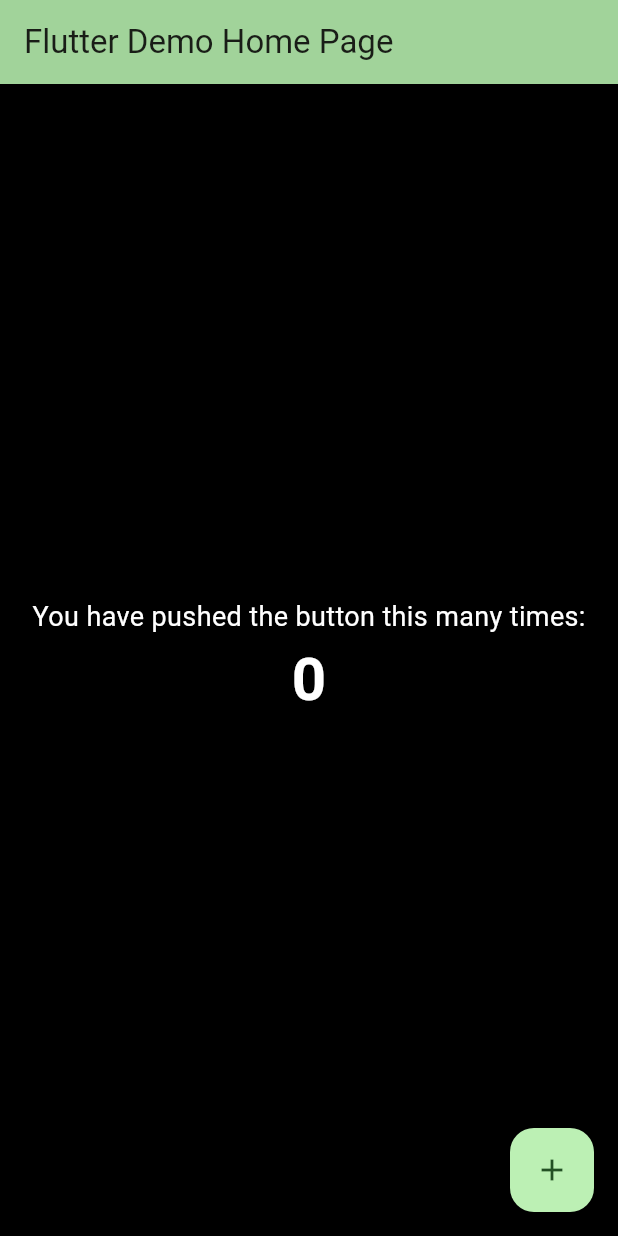
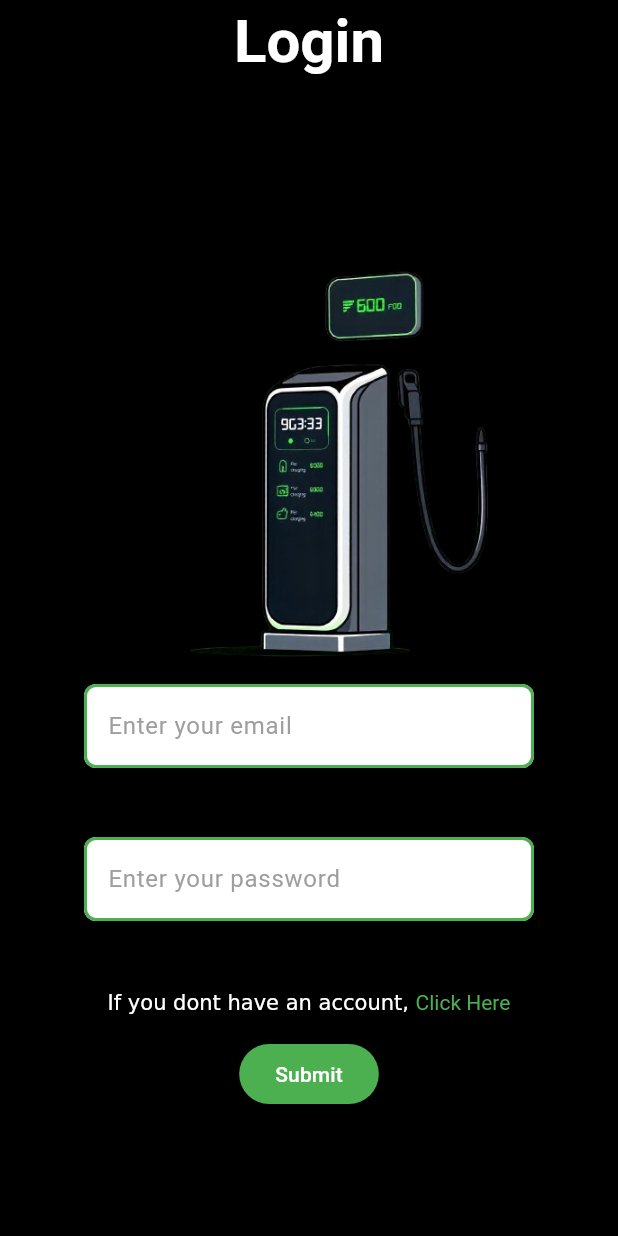
Before and after one commit to MikhilMC/ev_station_booking, a Flutter app: the screen it shows after launch, after a tap on the "arrow forward" icon, after a tap on "Skip", on a phone screen of 412 x 824 dp. Run offline on Flutter 3.47's test engine with Material 3 defaults, Android fonts, the phone set to English and light mode, and no system bars; our stand-ins replace introduction_screen.

Commit message:
setting up login and registration pages

```diff
--- a/lib/main.dart
+++ b/lib/main.dart
@@ -1,4 +1,4 @@
-import 'package:ev_station_booking/views/on_boarding_widget.dart';
+import 'package:ev_station_booking/widgets/on_boarding_widget.dart';
 import 'package:flutter/material.dart';
 // import 'package:flutter_native_splash/flutter_native_splash.dart';
 
--- /dev/null
+++ b/lib/views/login_screen.dart
@@ -0,0 +1,254 @@
+import 'package:ev_station_booking/views/register_screen.dart';
+import 'package:flutter/gestures.dart';
+import 'package:flutter/material.dart';
+
+class LoginScreen extends StatefulWidget {
+  const LoginScreen({super.key});
+
+  @override
+  State<LoginScreen> createState() => _LoginScreenState();
+}
+
+class _LoginScreenState extends State<LoginScreen> {
+  final GlobalKey<FormState> _formKey = GlobalKey<FormState>();
+
+  @override
+  Widget build(BuildContext context) {
+    return Scaffold(
+      backgroundColor: Colors.black,
+      appBar: AppBar(
+        title: const Text("Login"),
+        backgroundColor: Colors.black,
+        centerTitle: true,
+        titleTextStyle: const TextStyle(
+          color: Colors.white,
+          fontSize: 40,
+          fontWeight: FontWeight.bold,
+        ),
+      ),
+      body: LayoutBuilder(
+        builder: (context, constraints) {
+          if (constraints.maxWidth < 600) {
+            // Small screen: Display a column
+            return Center(
+              child: SingleChildScrollView(
+                child: SizedBox(
+                  height: 800,
+                  child: Column(
+                    mainAxisAlignment: MainAxisAlignment.center,
+                    children: [
+                      Container(
+                        width: 300,
+                        height: 300,
+                        decoration: const BoxDecoration(
+                          image: DecorationImage(
+                            image: AssetImage(
+                                "assets/images/login_screen_image.png"),
+                            fit: BoxFit.contain,
+                          ),
+                        ),
+                      ),
+                      // const Spacer(),
+                      SizedBox(
+                        height: 300,
+                        width: 300,
+                        child: Form(
+                          key: _formKey,
+                          child: Column(
+                            children: [
+                              TextFormField(
+                                decoration: const InputDecoration(
+                                  hintText: 'Enter your email',
+                                  filled: true, // Enable background color
+                                  fillColor:
+                                      Colors.white, // Set background color
+                                  hintStyle: TextStyle(
+                                    color: Colors.grey,
+                                  ), // Hint text color
+                                  enabledBorder: OutlineInputBorder(
+                                    // Border when not focused
+                                    borderSide: BorderSide(
+                                      color: Colors.green,
+                                      width: 2.0,
+                                    ),
+                                    borderRadius: BorderRadius.all(
+                                      Radius.circular(8.0),
+                                    ),
+                                  ),
+                                  focusedBorder: OutlineInputBorder(
+                                    // Border when focused
+                                    borderSide: BorderSide(
+                                      color: Colors.lightGreen,
+                                      width: 2.5,
+                                    ),
+                                    borderRadius: BorderRadius.all(
+                                      Radius.circular(8.0),
+                                    ),
+                                  ),
+                                  errorBorder: OutlineInputBorder(
+                                    // Border when validation fails
+                                    borderSide: BorderSide(
+                                      color: Colors.red,
+                                      width: 2.0,
+                                    ),
+                                    borderRadius: BorderRadius.all(
+                                      Radius.circular(8.0),
+                                    ),
+                                  ),
+                                  focusedErrorBorder: OutlineInputBorder(
+                                    // Border when focused and validation fails
+                                    borderSide: BorderSide(
+                                      color: Colors.redAccent,
+                                      width: 2.5,
+                                    ),
+                                    borderRadius: BorderRadius.all(
+                                      Radius.circular(8.0),
+                                    ),
+                                  ),
+                                ),
+                                style: const TextStyle(
+                                  color: Colors.black,
+                                ), // Input text color
+                                validator: (String? value) {
+                                  if (value == null || value.isEmpty) {
+                                    return 'Please enter some text';
+                                  }
+                                  return null;
+                                },
+                              ),
+                              const Spacer(),
+                              TextFormField(
+                                decoration: const InputDecoration(
+                                  hintText: 'Enter your password',
+                                  filled: true, // Enable background color
+                                  fillColor:
+                                      Colors.white, // Set background color
+                                  hintStyle: TextStyle(
+                                    color: Colors.grey,
+                                  ), // Hint text color
+                                  enabledBorder: OutlineInputBorder(
+                                    // Border when not focused
+                                    borderSide: BorderSide(
+                                      color: Colors.green,
+                                      width: 2.0,
+                                    ),
+                                    borderRadius: BorderRadius.all(
+                                      Radius.circular(8.0),
+                                    ),
+                                  ),
+                                  focusedBorder: OutlineInputBorder(
+                                    // Border when focused
+                                    borderSide: BorderSide(
+                                      color: Colors.lightGreen,
+                                      width: 2.5,
+                                    ),
+                                    borderRadius: BorderRadius.all(
+                                      Radius.circular(8.0),
+                                    ),
+                                  ),
+                                  errorBorder: OutlineInputBorder(
+                                    // Border when validation fails
+                                    borderSide: BorderSide(
+                                      color: Colors.red,
+                                      width: 2.0,
+                                    ),
+                                    borderRadius: BorderRadius.all(
+                                      Radius.circular(8.0),
+                                    ),
+                                  ),
+                                  focusedErrorBorder: OutlineInputBorder(
+                                    // Border when focused and validation fails
+                                    borderSide: BorderSide(
+                                      color: Colors.redAccent,
+                                      width: 2.5,
+                                    ),
+                                    borderRadius: BorderRadius.all(
+                                      Radius.circular(8.0),
+                                    ),
+                                  ),
+                                ),
+                                style: const TextStyle(
+                                  color: Colors.black,
+                                ), // Input text color
+                                validator: (String? value) {
+                                  if (value == null || value.isEmpty) {
+                                    return 'Please enter some text';
+                                  }
+
+                                  if (value.length < 6) {
+                                    return 'Password must have at least 6 characters';
+                                  }
+                                  return null;
+                                },
+                              ),
+                              const Spacer(),
+                              RichText(
+                                text: TextSpan(
+                                    text: "If you dont have an account, ",
+                                    children: [
+                                      TextSpan(
+                                        text: "Click Here",
+                                        recognizer: TapGestureRecognizer()
+                                          ..onTap = () {
+                                            Navigator.of(context).push(
+                                              MaterialPageRoute(
+                                                builder: (context) =>
+                                                    const RegisterScreen(),
+                                              ),
+                                            );
+                                          },
+                                        style: const TextStyle(
+                                          color: Colors.green,
+                                        ),
+                                      )
+                                    ]),
+                              ),
+                              Padding(
+                                padding:
+                                    const EdgeInsets.symmetric(vertical: 16.0),
+                                child: ElevatedButton(
+                                  style: const ButtonStyle(
+                                    backgroundColor: WidgetStatePropertyAll(
+                                      Colors.green,
+                                    ),
+                                  ),
+                                  onPressed: () {
+                                    // Validate will return true if the form is valid, or false if
+                                    // the form is invalid.
+                                    if (_formKey.currentState!.validate()) {
+                                      // Process data.
+                                    }
+                                  },
+                                  child: const Text(
+                                    'Submit',
+                                    style: TextStyle(
+                                      color: Colors.white,
+                                    ),
+                                  ),
+                                ),
+                              ),
+                            ],
+                          ),
+                        ),
+                      ),
+                    ],
+                  ),
+                ),
+              ),
+            );
+          } else {
+            // Large screen: Display a row
+            return Center(
+              child: Row(
+                mainAxisAlignment: MainAxisAlignment.center,
+                children: [
+                  Image.asset("assets/images/login_screen.png"),
+                ],
+              ),
+            );
+          }
+        },
+      ),
+    );
+  }
+}
--- a/lib/views/my_home_page.dart
+++ /dev/null
@@ -1,58 +0,0 @@
-import 'package:flutter/material.dart';
-
-class MyHomePage extends StatefulWidget {
-  const MyHomePage({super.key, required this.title});
-
-  final String title;
-
-  @override
-  State<MyHomePage> createState() => _MyHomePageState();
-}
-
-class _MyHomePageState extends State<MyHomePage> {
-  int _counter = 0;
-
-  void _incrementCounter() {
-    setState(() {
-      _counter++;
-    });
-  }
-
-  @override
-  Widget build(BuildContext context) {
-    return Scaffold(
-      appBar: AppBar(
-        backgroundColor: Theme.of(context).colorScheme.inversePrimary,
-        title: Text(widget.title),
-      ),
-      backgroundColor: Colors.black,
-      body: Center(
-        child: Column(
-          mainAxisAlignment: MainAxisAlignment.center,
-          children: <Widget>[
-            const Text(
-              'You have pushed the button this many times:',
-              style: TextStyle(
-                color: Colors.white,
-                fontSize: 18,
-              ),
-            ),
-            Text(
-              '$_counter',
-              style: const TextStyle(
-                color: Colors.white,
-                fontSize: 40,
-                fontWeight: FontWeight.bold,
-              ),
-            ),
-          ],
-        ),
-      ),
-      floatingActionButton: FloatingActionButton(
-        onPressed: _incrementCounter,
-        tooltip: 'Increment',
-        child: const Icon(Icons.add),
-      ),
-    );
-  }
-}
--- a/lib/views/on_boarding_widget.dart
+++ b/lib/widgets/on_boarding_widget.dart
@@ -1,4 +1,4 @@
-import 'package:ev_station_booking/views/my_home_page.dart';
+import 'package:ev_station_booking/views/login_screen.dart';
 import 'package:flutter/foundation.dart';
 import 'package:flutter/material.dart';
 // import 'package:flutter_native_splash/flutter_native_splash.dart';
@@ -17,9 +17,7 @@ class _OnBoardingWidgetState extends State<OnBoardingWidget> {
   void _onIntroEnd(context) {
     Navigator.of(context).pushReplacement(
       MaterialPageRoute(
-        builder: (_) => const MyHomePage(
-          title: "Flutter Demo Home Page",
-        ),
+        builder: (_) => const LoginScreen(),
       ),
     );
   }
@@ -27,7 +25,7 @@ class _OnBoardingWidgetState extends State<OnBoardingWidget> {
   @override
   void initState() {
     super.initState();
-    initialization();
+    // initialization();
   }
 
   void initialization() async {
--- a/native_splash.yaml
+++ b/native_splash.yaml
@@ -13,5 +13,5 @@ flutter_native_splash:
 
   android_12:
     color: "#000000"
-    image: "assets/images/android_logo.png"
+    image: "assets/images/brand_logo.png"
     branding: "assets/images/android_branding.png"
```
Also changed, not shown: lib/views/register_screen.dart (added, +255 -0 lines), assets/images/brand_logo.png (added), assets/images/login_screen_image.png (added), assets/images/register_screen_image.png (added), 10 other files.
